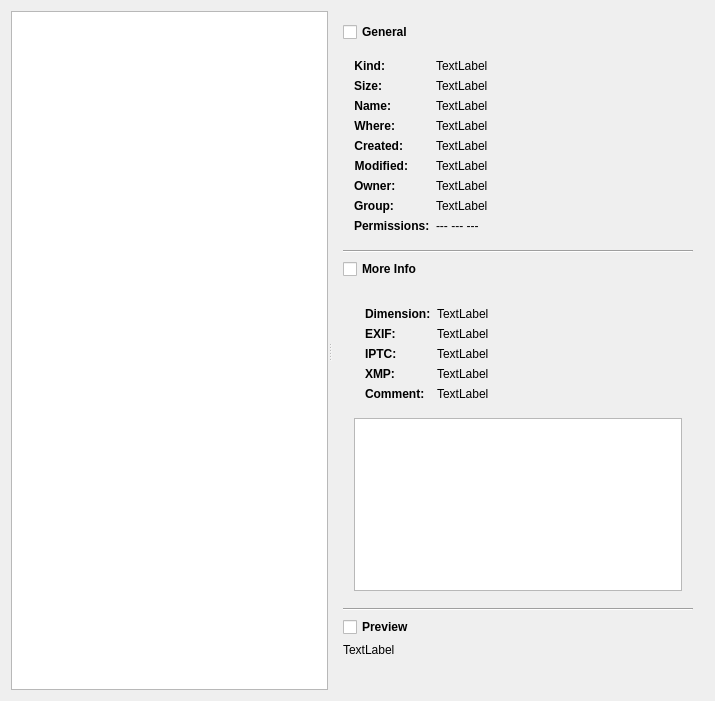
Above: examples/FileManager/FileManager.ui from rbbrnc/krbkACD before the change. Below: the same form after it.
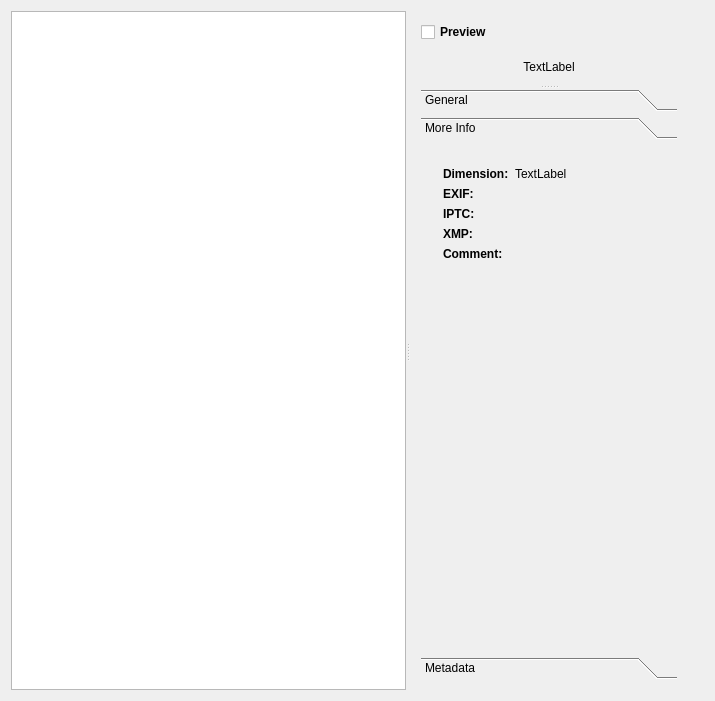
That is the form after the change.

Commit message: Use toolbox for info

What changed in the file:
```diff
--- a/examples/FileManager/FileManager.ui
+++ b/examples/FileManager/FileManager.ui
@@ -33,21 +33,54 @@
      <widget class="QWidget" name="infoContainerWidget" native="true">
       <layout class="QVBoxLayout" name="verticalLayout">
        <item>
-        <widget class="QCheckBox" name="infoCheckBox">
+        <widget class="QCheckBox" name="previewCheckBox">
          <property name="font">
           <font>
            <weight>75</weight>
            <bold>true</bold>
           </font>
          </property>
-         <property name="focusPolicy">
-          <enum>Qt::NoFocus</enum>
+         <property name="text">
+          <string>Preview</string>
          </property>
+        </widget>
+       </item>
+       <item>
+        <widget class="QSplitter" name="splitter_2">
+         <property name="orientation">
+          <enum>Qt::Vertical</enum>
+         </property>
+         <widget class="QLabel" name="previewLabel">
+          <property name="maximumSize">
+           <size>
+            <width>256</width>
+            <height>256</height>
+           </size>
+          </property>
          <property name="text">
+           <string>TextLabel</string>
+          </property>
+          <property name="alignment">
+           <set>Qt::AlignCenter</set>
+          </property>
+         </widget>
+         <widget class="QToolBox" name="infoToolBox">
+          <property name="currentIndex">
+           <number>1</number>
+          </property>
+          <widget class="QWidget" name="GeneralInfo">
+           <property name="geometry">
+            <rect>
+             <x>0</x>
+             <y>0</y>
+             <width>267</width>
+             <height>395</height>
+            </rect>
+           </property>
+           <attribute name="label">
           <string>General</string>
-         </property>
-        </widget>
-       </item>
+           </attribute>
+           <layout class="QVBoxLayout" name="verticalLayout_4">
        <item>
         <widget class="QWidget" name="infoWidget" native="true">
          <layout class="QFormLayout" name="formLayout">
@@ -339,35 +372,21 @@
          </layout>
         </widget>
        </item>
-       <item>
-        <widget class="Line" name="line">
-         <property name="sizePolicy">
-          <sizepolicy hsizetype="Expanding" vsizetype="Fixed">
-           <horstretch>0</horstretch>
-           <verstretch>0</verstretch>
-          </sizepolicy>
-         </property>
-         <property name="orientation">
-          <enum>Qt::Horizontal</enum>
-         </property>
-        </widget>
-       </item>
-       <item>
-        <widget class="QCheckBox" name="moreInfoCheckBox">
-         <property name="font">
-          <font>
-           <weight>75</weight>
-           <bold>true</bold>
-          </font>
-         </property>
-         <property name="text">
+           </layout>
+          </widget>
+          <widget class="QWidget" name="MoreInfo">
+           <property name="geometry">
+            <rect>
+             <x>0</x>
+             <y>0</y>
+             <width>246</width>
+             <height>520</height>
+            </rect>
+           </property>
+           <attribute name="label">
           <string>More Info</string>
-         </property>
-        </widget>
-       </item>
-       <item>
-        <widget class="QWidget" name="moreInfoWidget" native="true">
-         <layout class="QVBoxLayout" name="verticalLayout_2">
+           </attribute>
+           <layout class="QVBoxLayout" name="verticalLayout_5">
           <item>
            <widget class="QWidget" name="widget" native="true">
             <layout class="QFormLayout" name="formLayout_2">
@@ -431,7 +450,7 @@
                 </sizepolicy>
                </property>
                <property name="text">
-                <string>TextLabel</string>
+                  <string>&lt;none&gt;</string>
                </property>
               </widget>
              </item>
@@ -463,7 +482,7 @@
                 </sizepolicy>
                </property>
                <property name="text">
-                <string>TextLabel</string>
+                  <string>&lt;none&gt;</string>
                </property>
               </widget>
              </item>
@@ -495,7 +514,7 @@
                 </sizepolicy>
                </property>
                <property name="text">
-                <string>TextLabel</string>
+                  <string>&lt;none&gt;</string>
                </property>
               </widget>
              </item>
@@ -527,71 +546,36 @@
                 </sizepolicy>
                </property>
                <property name="text">
-                <string>TextLabel</string>
+                  <string>&lt;none&gt;</string>
                </property>
               </widget>
              </item>
             </layout>
            </widget>
           </item>
+           </layout>
+          </widget>
+          <widget class="QWidget" name="Metadata">
+           <property name="geometry">
+            <rect>
+             <x>0</x>
+             <y>0</y>
+             <width>267</width>
+             <height>395</height>
+            </rect>
+           </property>
+           <attribute name="label">
+            <string>Metadata</string>
+           </attribute>
+           <layout class="QVBoxLayout" name="verticalLayout_7">
           <item>
            <widget class="QTreeView" name="treeView"/>
           </item>
          </layout>
         </widget>
-       </item>
-       <item>
-        <widget class="Line" name="line_2">
-         <property name="sizePolicy">
-          <sizepolicy hsizetype="Expanding" vsizetype="Fixed">
-           <horstretch>0</horstretch>
-           <verstretch>0</verstretch>
-          </sizepolicy>
-         </property>
-         <property name="orientation">
-          <enum>Qt::Horizontal</enum>
-         </property>
-        </widget>
-       </item>
-       <item>
-        <widget class="QCheckBox" name="previewCheckBox">
-         <property name="font">
-          <font>
-           <weight>75</weight>
-           <bold>true</bold>
-          </font>
-         </property>
-         <property name="text">
-          <string>Preview</string>
-         </property>
+         </widget>
         </widget>
        </item>
-       <item>
-        <widget class="QLabel" name="previewLabel">
-         <property name="maximumSize">
-          <size>
-           <width>256</width>
-           <height>256</height>
-          </size>
-         </property>
-         <property name="text">
-          <string>TextLabel</string>
-         </property>
-        </widget>
-       </item>
-       <item>
-        <spacer name="verticalSpacer">
-         <property name="orientation">
-          <enum>Qt::Vertical</enum>
-         </property>
-         <property name="sizeHint" stdset="0">
-          <size>
-           <width>20</width>
-           <height>40</height>
-          </size>
-         </property>
-        </spacer>
-       </item>
       </layout>
      </widget>
     </widget>
```
Lines whose indentation alone changed are shown as unchanged. The commit also changes 5 other files.
